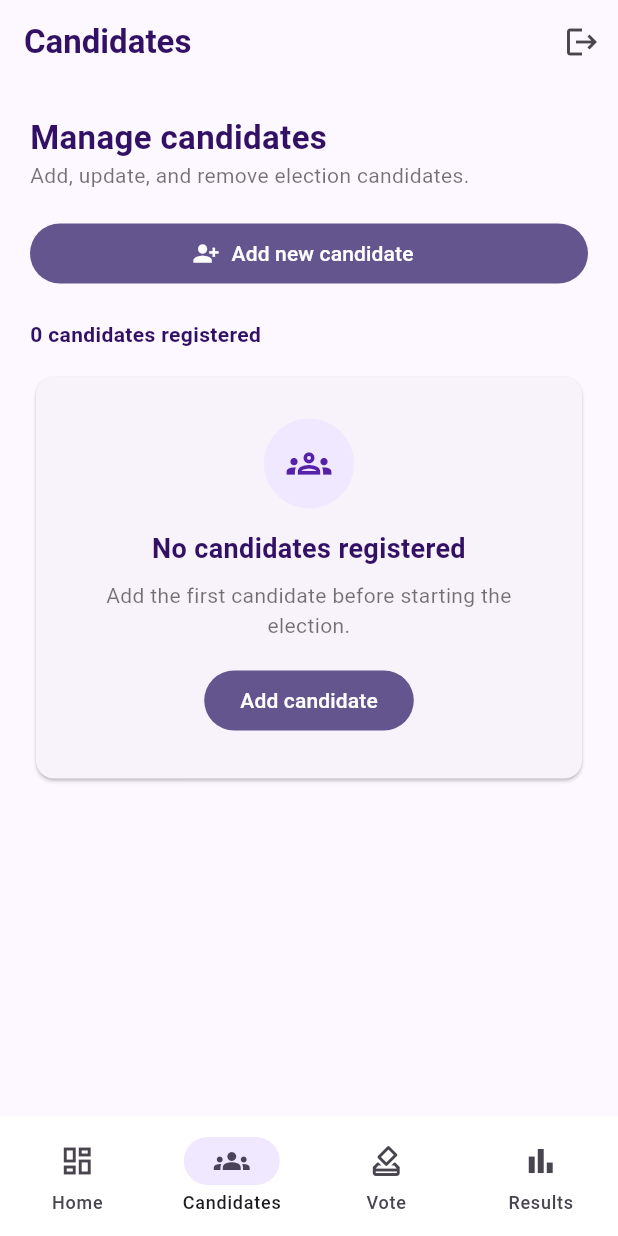
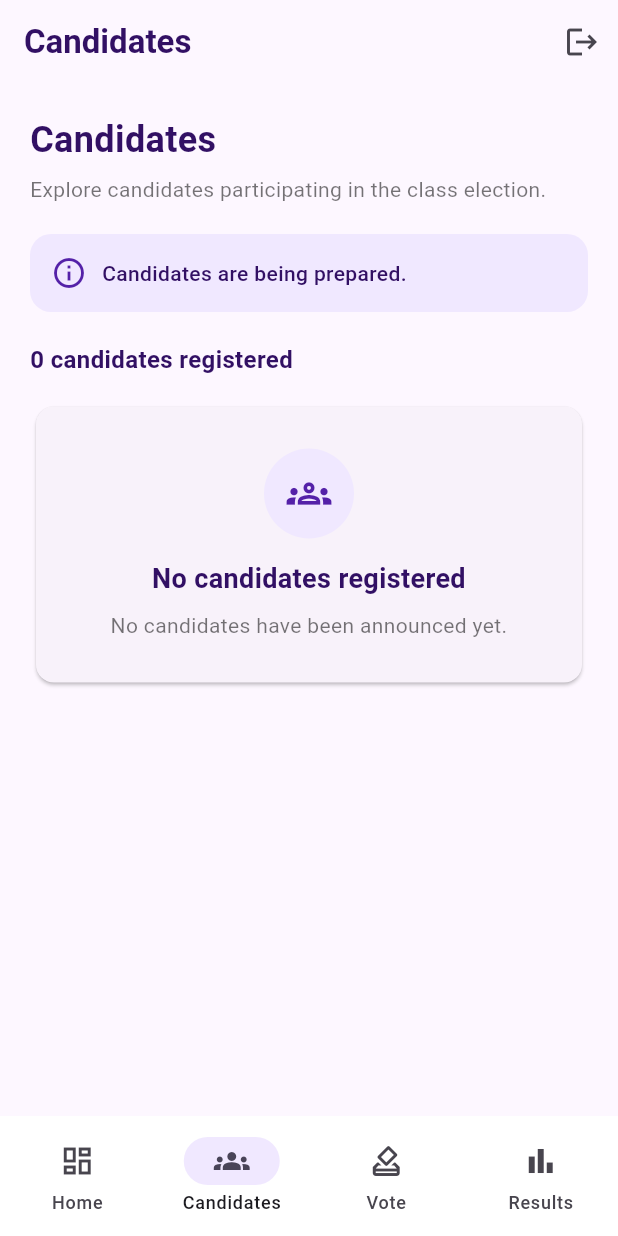
Before and after one commit to NKBelie/Class_Vote_App, a Flutter app: the screen it shows once a user with an empty profile is signed in, item 2 of the bottom bar chosen, on a phone screen of 412 x 824 dp. Run offline on Flutter 3.47's test engine with Material 3 defaults, Android fonts, the phone set to English and light mode, and no system bars; our stand-ins replace cloud_firestore, cloud_functions, firebase_auth, firebase_core, shared_preferences; accounts and stored records are empty; network calls fail.

Commit message:
feat: support role-based candidate management

```diff
--- a/lib/screens/candidates_screen.dart
+++ b/lib/screens/candidates_screen.dart
@@ -1,35 +1,200 @@
 import 'package:flutter/material.dart';
+
 import '../models/candidate.dart';
 import '../theme/app_theme.dart';
 import '../widgets/candidate_card.dart';
 import '../widgets/empty_state.dart';
 
 class CandidatesScreen extends StatelessWidget {
-  const CandidatesScreen({super.key, required this.candidates, required this.onAdd, required this.onEdit, required this.onDelete});
+  const CandidatesScreen({
+    super.key,
+    required this.candidates,
+    required this.onAdd,
+    required this.onEdit,
+    required this.onDelete,
+    this.isAdmin = false,
+    this.electionStatus = 'draft',
+    this.isLoading = false,
+    this.errorMessage,
+  });
+
   final List<Candidate> candidates;
   final VoidCallback onAdd;
   final void Function(Candidate) onEdit;
   final void Function(Candidate) onDelete;
 
+  final bool isAdmin;
+  final String electionStatus;
+  final bool isLoading;
+  final String? errorMessage;
+
+  bool get canManage => isAdmin && electionStatus == 'draft';
+
   @override
-  Widget build(BuildContext context) => ListView(padding: const EdgeInsets.all(20), children: [
-    const Text('Manage candidates', style: TextStyle(fontSize: 22, fontWeight: FontWeight.bold, color: darkPurple)),
-    const Text('Add, update, and remove election candidates.', style: TextStyle(color: Colors.black54)),
-    const SizedBox(height: 18),
-    FilledButton.icon(onPressed: onAdd, icon: const Icon(Icons.person_add_alt_1), label: const Text('Add new candidate')),
-    const SizedBox(height: 20),
-    Text('${candidates.length} candidate${candidates.length == 1 ? '' : 's'} registered',
-        style: const TextStyle(fontWeight: FontWeight.bold, color: darkPurple)),
-    const SizedBox(height: 14),
-    if (candidates.isEmpty)
-      EmptyState(icon: Icons.groups_outlined, title: 'No candidates registered',
-          description: 'Add the first candidate before starting the election.',
-          action: FilledButton(onPressed: onAdd, child: const Text('Add candidate')))
-    else
-      ...candidates.map((candidate) => Padding(
-        padding: const EdgeInsets.only(bottom: 14),
-        child: CandidateCard(candidate: candidate,
-          onEdit: () => onEdit(candidate), onDelete: () => onDelete(candidate)),
-      )),
-  ]);
+  Widget build(BuildContext context) {
+    return ListView(
+      padding: const EdgeInsets.all(20),
+      children: [
+        const Text(
+          'Candidates',
+          style: TextStyle(
+            fontSize: 24,
+            fontWeight: FontWeight.bold,
+            color: darkPurple,
+          ),
+        ),
+        const SizedBox(height: 6),
+        const Text(
+          'Explore candidates participating in the class election.',
+          style: TextStyle(color: Colors.black54),
+        ),
+        const SizedBox(height: 20),
+
+        Container(
+          padding: const EdgeInsets.all(14),
+          decoration: BoxDecoration(
+            color: lightPurple,
+            borderRadius: BorderRadius.circular(14),
+          ),
+          child: Row(
+            children: [
+              const Icon(
+                Icons.info_outline,
+                color: primaryPurple,
+              ),
+              const SizedBox(width: 10),
+              Expanded(
+                child: Text(
+                  electionStatus == 'active'
+                      ? 'Voting is currently open.'
+                      : electionStatus == 'closed'
+                      ? 'This election has ended.'
+                      : 'Candidates are being prepared.',
+                  style: const TextStyle(
+                    color: darkPurple,
+                    fontWeight: FontWeight.w500,
+                  ),
+                ),
+              ),
+            ],
+          ),
+        ),
+
+        const SizedBox(height: 20),
+
+        if (canManage) ...[
+          SizedBox(
+            width: double.infinity,
+            child: FilledButton.icon(
+              onPressed: onAdd,
+              icon: const Icon(Icons.person_add_alt_1),
+              label: const Text('Add new candidate'),
+            ),
+          ),
+          const SizedBox(height: 20),
+        ],
+
+        Row(
+          mainAxisAlignment: MainAxisAlignment.spaceBetween,
+          children: [
+            Expanded(
+              child: Text(
+                '${candidates.length} candidate'
+                    '${candidates.length == 1 ? '' : 's'} registered',
+                style: const TextStyle(
+                  fontWeight: FontWeight.bold,
+                  color: darkPurple,
+                  fontSize: 16,
+                ),
+              ),
+            ),
+            if (isAdmin)
+              const Chip(
+                label: Text('Admin'),
+                avatar: Icon(
+                  Icons.admin_panel_settings_outlined,
+                  color: primaryPurple,
+                  size: 18,
+                ),
+                backgroundColor: lightPurple,
+              ),
+          ],
+        ),
+
+        const SizedBox(height: 16),
+
+        if (isLoading)
+          const Padding(
+            padding: EdgeInsets.symmetric(vertical: 48),
+            child: Center(
+              child: CircularProgressIndicator(),
+            ),
+          )
+        else if (errorMessage != null)
+          Card(
+            color: Colors.red.shade50,
+            child: Padding(
+              padding: const EdgeInsets.all(20),
+              child: Column(
+                children: [
+                  const Icon(
+                    Icons.error_outline,
+                    color: Colors.red,
+                    size: 36,
+                  ),
+                  const SizedBox(height: 12),
+                  Text(
+                    errorMessage!,
+                    textAlign: TextAlign.center,
+                    style: const TextStyle(color: Colors.red),
+                  ),
+                ],
+              ),
+            ),
+          )
+        else if (candidates.isEmpty)
+            EmptyState(
+              icon: Icons.groups_outlined,
+              title: 'No candidates registered',
+              description: canManage
+                  ? 'Add the first candidate before starting the election.'
+                  : 'No candidates have been announced yet.',
+              action: canManage
+                  ? FilledButton.icon(
+                onPressed: onAdd,
+                icon: const Icon(Icons.add),
+                label: const Text('Add candidate'),
+              )
+                  : null,
+            )
+          else
+            ...candidates.map(
+                  (candidate) => Padding(
+                padding: const EdgeInsets.only(bottom: 14),
+                child: CandidateCard(
+                  candidate: candidate,
+                  onEdit: canManage
+                      ? () => onEdit(candidate)
+                      : null,
+                  onDelete: canManage
+                      ? () => onDelete(candidate)
+                      : null,
+                ),
+              ),
+            ),
+
+        if (isAdmin && electionStatus != 'draft') ...[
+          const SizedBox(height: 16),
+          const Text(
+            'Candidate management is locked once voting begins.',
+            textAlign: TextAlign.center,
+            style: TextStyle(
+              color: Colors.black54,
+              fontSize: 13,
+            ),
+          ),
+        ],
+      ],
+    );
+  }
 }
```
